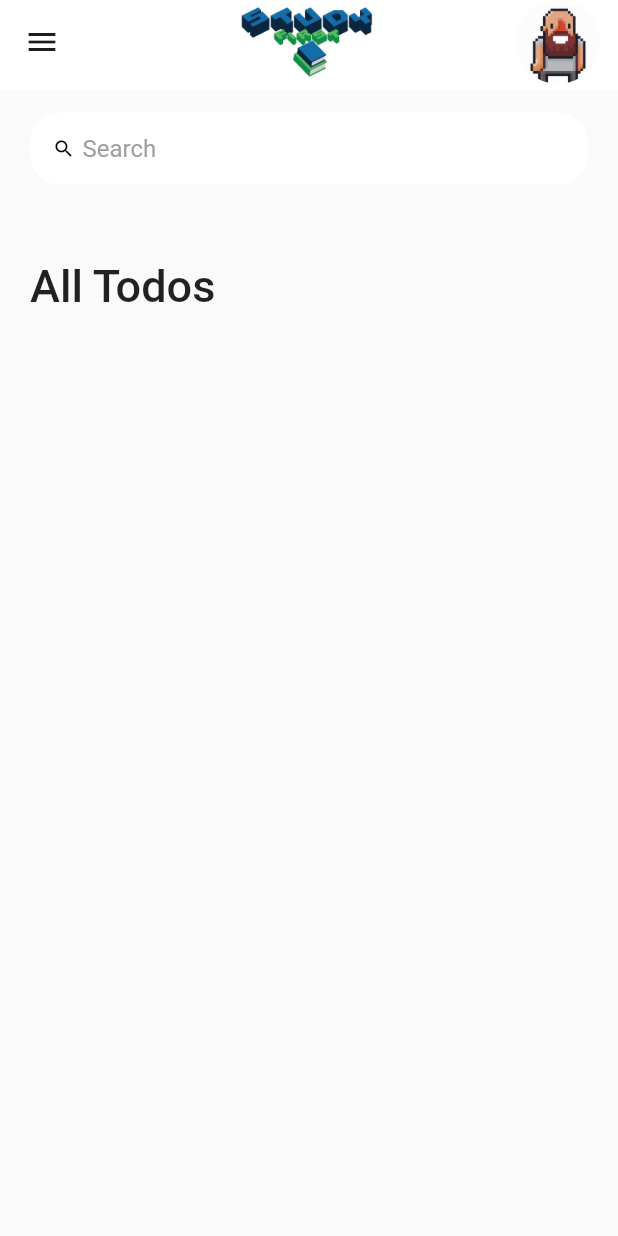
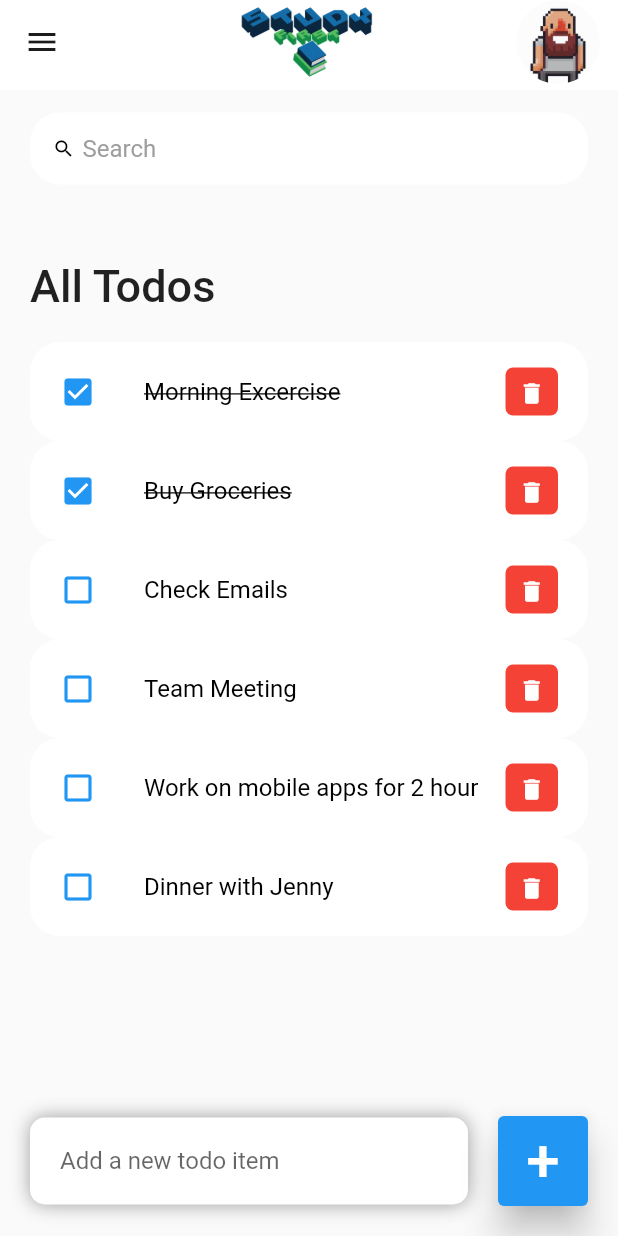
Before and after one commit to Bryan-Monterozo/study_first_ggs_later, a Flutter app: the StudyToDo screen opened directly, on a phone screen of 412 x 824 dp. Run offline on Flutter 3.47's test engine with Material 2 defaults, Android fonts, the phone set to English and light mode, and no system bars; our stand-ins replace firebase_core, flip_card, percent_indicator; accounts and stored records are empty.

Commit message:
working delete button and check list

```diff
--- a/lib/modules/shared/nav_bar.dart
+++ b/lib/modules/shared/nav_bar.dart
@@ -109,7 +109,7 @@ class NavDrawer extends StatelessWidget {
               Navigator.pushReplacement(
                 context,
                 MaterialPageRoute(
-                  builder: (context) => const StudyToDo(),
+                  builder: (context) => StudyToDo(),
                 ),
               );
             },
--- /dev/null
+++ b/lib/modules/todo/models/todo.dart
@@ -0,0 +1,34 @@
+class ToDo {
+  String? id;
+  String? todoText;
+  bool isDone;
+
+  ToDo({
+    required this.id,
+    required this.todoText,
+    this.isDone = false,
+  });
+
+  static List<ToDo> todoList() {
+    return [
+      ToDo(id: '01', todoText: 'Morning Excercise', isDone: true),
+      ToDo(id: '02', todoText: 'Buy Groceries', isDone: true),
+      ToDo(
+        id: '03',
+        todoText: 'Check Emails',
+      ),
+      ToDo(
+        id: '04',
+        todoText: 'Team Meeting',
+      ),
+      ToDo(
+        id: '05',
+        todoText: 'Work on mobile apps for 2 hour',
+      ),
+      ToDo(
+        id: '06',
+        todoText: 'Dinner with Jenny',
+      ),
+    ];
+  }
+}
--- a/lib/modules/todo/view/screens/todo.dart
+++ b/lib/modules/todo/view/screens/todo.dart
@@ -1,9 +1,19 @@
 import 'package:flutter/material.dart';
 import 'package:study_first_ggs_later/modules/shared/app_bar.dart';
 import 'package:study_first_ggs_later/modules/shared/nav_bar.dart';
+import 'package:study_first_ggs_later/modules/todo/view/widgets/todo_item.dart';
+import 'package:study_first_ggs_later/modules/todo/models/todo.dart';
 
-class StudyToDo extends StatelessWidget {
-  const StudyToDo({super.key});
+class StudyToDo extends StatefulWidget {
+  StudyToDo({super.key});
+
+  @override
+  State<StudyToDo> createState() => _StudyToDoState();
+}
+
+class _StudyToDoState extends State<StudyToDo> {
+  final todosList = ToDo.todoList();
+  final _todoController = TextEditingController();
 
   @override
   Widget build(BuildContext context) {
@@ -13,7 +23,9 @@ class StudyToDo extends StatelessWidget {
         titlePic: titlePic(context),
         withPic: withPic(context),
       ),
-      body: Container(
+      body: Stack(
+        children: [
+          Container(
             padding: const EdgeInsets.symmetric(
               horizontal: 20,
               vertical: 15,
@@ -37,13 +49,96 @@ class StudyToDo extends StatelessWidget {
                           ),
                         ),
                       ),
+                      for (ToDo todoo in todosList)
+                        TodoItem(
+                          todo: todoo,
+                          onToDoChanged: _handleToDoChange,
+                          onDeleteItem: _deleteTodoItem,
+                        ),
                     ],
                   ),
                 )
               ],
             ),
           ),
+          Align(
+              alignment: Alignment.bottomCenter,
+              child: Row(children: [
+                Expanded(
+                  child: Container(
+                      margin: const EdgeInsets.only(
+                        bottom: 20,
+                        right: 20,
+                        left: 20,
+                      ),
+                      padding: const EdgeInsets.symmetric(
+                        horizontal: 20,
+                        vertical: 5,
+                      ),
+                      decoration: BoxDecoration(
+                        color: Colors.white,
+                        boxShadow: const [
+                          BoxShadow(
+                            color: Colors.grey,
+                            offset: Offset(0.0, 0.0),
+                            blurRadius: 10.0,
+                            spreadRadius: 0.0,
+                          ),
+                        ],
+                        borderRadius: BorderRadius.circular(10),
+                      ),
+                      child: TextField(
+                        controller: _todoController,
+                        decoration: const InputDecoration(
+                          hintText: 'Add a new todo item',
+                          border: InputBorder.none,
+                        ),
+                      )),
+                ),
+                Container(
+                  margin: const EdgeInsets.only(
+                    bottom: 20,
+                    right: 20,
+                  ),
+                  child: ElevatedButton(
+                      child: const Text(
+                        '+',
+                        style: TextStyle(fontSize: 40),
+                      ),
+                      onPressed: () {},
+                      style: ElevatedButton.styleFrom(
+                        primary: Colors.blue,
+                        minimumSize: Size(60, 60),
+                        elevation: 10,
+                      )),
+                )
+              ])),
+        ],
+      ),
     );
+  }
+
+  void _handleToDoChange(ToDo todo) {
+    setState(() {
+      todo.isDone = !todo.isDone;
+    });
+  }
+
+  void _deleteTodoItem(String id) {
+    setState(() {
+      todosList.removeWhere((item) => item.id == id);
+    });
+  }
+
+  void _addTodoItem(String toDo) {
+    setState(() {
+      todosList.add(ToDo(
+        id: DateTime.now().millisecondsSinceEpoch.toString(),
+        todoText: toDo,
+      ));
+    });
+
+    _todoController.clear();
   }
 }
 
--- /dev/null
+++ b/lib/modules/todo/view/widgets/todo_item.dart
@@ -0,0 +1,63 @@
+import 'package:flutter/material.dart';
+import 'package:study_first_ggs_later/modules/todo/models/todo.dart';
+
+class TodoItem extends StatelessWidget {
+  final ToDo todo;
+  final onToDoChanged;
+  final onDeleteItem;
+
+  TodoItem({
+    Key? key,
+    required this.todo,
+    required this.onToDoChanged,
+    required this.onDeleteItem,
+  }) : super(key: key);
+
+  @override
+  Widget build(BuildContext context) {
+    return Container(
+      child: ListTile(
+        onTap: () {
+          // print('Clicked on Todo Item');
+          onToDoChanged(todo);
+        },
+        shape: RoundedRectangleBorder(
+          borderRadius: BorderRadius.circular(20),
+        ),
+        contentPadding: const EdgeInsets.symmetric(horizontal: 20, vertical: 5),
+        tileColor: Colors.white,
+        leading: Icon(
+          todo.isDone ? Icons.check_box : Icons.check_box_outline_blank,
+          color: Colors.blue,
+        ),
+        title: Text(
+          todo.todoText!,
+          style: TextStyle(
+            fontSize: 16,
+            color: Colors.black,
+            decoration: todo.isDone ? TextDecoration.lineThrough : null,
+          ),
+        ),
+        trailing: Container(
+          padding: const EdgeInsets.all(0),
+          margin: const EdgeInsets.symmetric(vertical: 12),
+          height: 35,
+          width: 35,
+          decoration: BoxDecoration(
+            color: Colors.red,
+            borderRadius: BorderRadius.circular(5),
+          ),
+          child: IconButton(
+            color: Colors.white,
+            iconSize: 18,
+            icon: const Icon(Icons.delete),
+            onPressed: () {
+              // print('Clicked Delete button');
+              onDeleteItem(todo.id);
+            },
+          ),
+        ),
+      ),
+    );
+  }
+}
--- a/pubspec.yaml
+++ b/pubspec.yaml
@@ -40,6 +40,8 @@ dependencies:
   flip_card: ^0.7.0
   firebase_core: ^2.16.0
   cloud_firestore: ^4.9.2
+
+  flutter_slidable: ^1.2.0
 
 dev_dependencies:
   flutter_test:
```
Also changed, not shown: lib/modules/todo/view/widgets/try.dart (added), pubspec.lock. Lines whose indentation alone changed are shown as unchanged.
